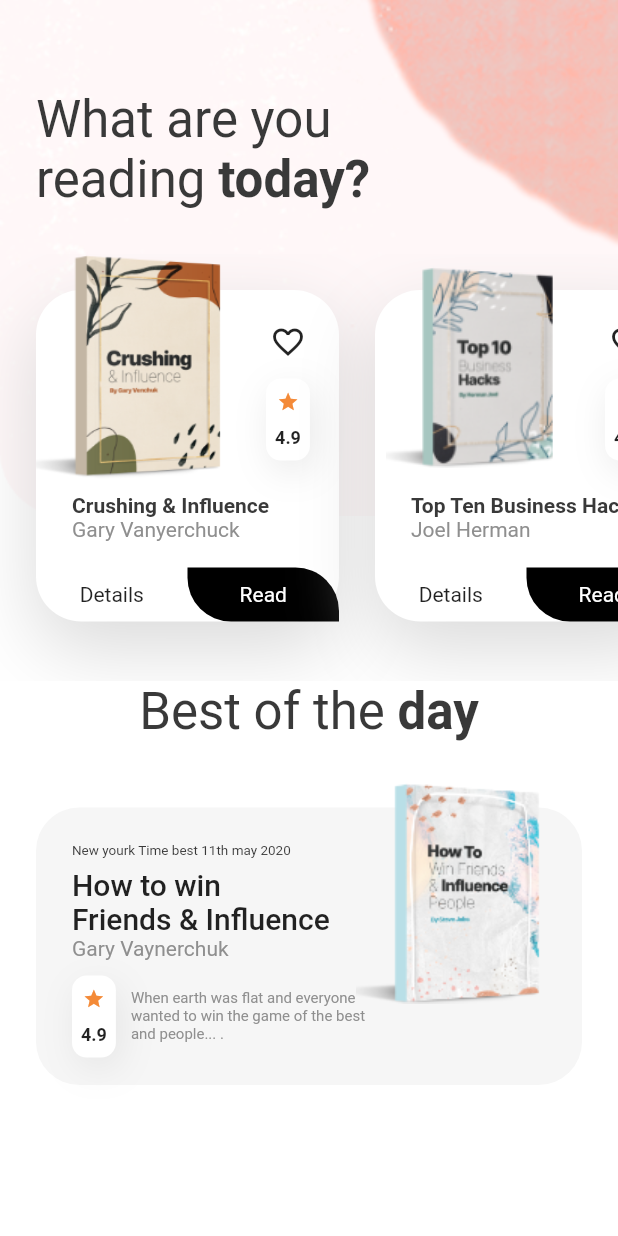
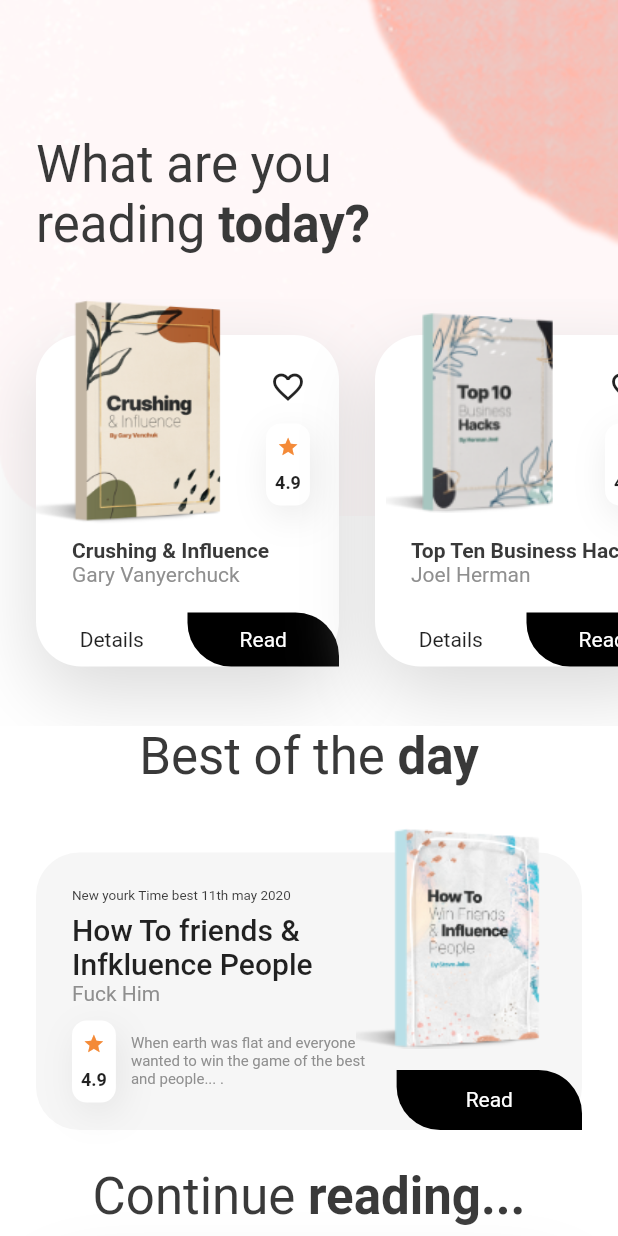
Before and after one commit to nouhben/iqraa, a Flutter app: the HomeScreen screen opened directly, on a phone screen of 412 x 824 dp. Run offline on Flutter 3.47's test engine with Material 2 defaults, Android fonts, the phone set to English and light mode, and no system bars.

Commit message:
best of the day card

```diff
--- a/lib/screens/home/home_screen.dart
+++ b/lib/screens/home/home_screen.dart
@@ -1,4 +1,5 @@
 import 'package:flutter/material.dart';
+import 'package:iqraa/components/tow_side_round_button.dart';
 import 'package:iqraa/constants.dart';
 import 'package:iqraa/models/book.dart';
 import 'package:iqraa/screens/home/components/book_rating.dart';
@@ -9,7 +10,11 @@
   @override
   Widget build(BuildContext context) {
     return Scaffold(
-      body: Container(
+      body: SingleChildScrollView(
+        child: Column(
+          crossAxisAlignment: CrossAxisAlignment.start,
+          children: [
+            Container(
               width: double.infinity,
               decoration: BoxDecoration(
                 image: DecorationImage(
@@ -20,6 +25,7 @@
                   alignment: Alignment.topCenter,
                 ),
               ),
+              padding: EdgeInsets.only(top: 30),
               child: Column(
                 crossAxisAlignment: CrossAxisAlignment.start,
                 children: [
@@ -70,7 +76,115 @@
                             ],
                           ),
                         ),
+                        BestOfDayCard(
+                          book: books[2],
+                        ),
+                        RichText(
+                          text: TextSpan(
+                            style: Theme.of(context).textTheme.headline4,
+                            children: [
+                              TextSpan(text: 'Continue '),
+                              TextSpan(
+                                text: 'reading...',
+                                style: TextStyle(fontWeight: FontWeight.bold),
+                              ),
+                            ],
+                          ),
+                        ),
+                        SizedBox(height: 20.0),
                         Container(
+                          height: 80.0,
+                          width: double.infinity,
+                          decoration: BoxDecoration(
+                            color: Colors.white,
+                            borderRadius: BorderRadius.circular(39.0),
+                            boxShadow: [
+                              BoxShadow(
+                                offset: Offset(0, 18),
+                                blurRadius: 40,
+                                //spreadRadius: -12,
+                                color: Color(0xffD3D3D3).withOpacity(0.85),
+                              ),
+                            ],
+                          ),
+                          child: ClipRRect(
+                            borderRadius: BorderRadius.circular(39),
+                            child: Column(
+                              crossAxisAlignment: CrossAxisAlignment.start,
+                              children: [
+                                Expanded(
+                                  child: Padding(
+                                    padding: EdgeInsets.only(left: 28.0, right: 20),
+                                    child: Row(
+                                      children: [
+                                        Expanded(
+                                          child: Column(
+                                            mainAxisAlignment: MainAxisAlignment.end,
+                                            crossAxisAlignment: CrossAxisAlignment.start,
+                                            children: [
+                                              Text(
+                                                books[0].title,
+                                                style: TextStyle(fontWeight: FontWeight.bold),
+                                              ),
+                                              Text(
+                                                books[0].author,
+                                                style: TextStyle(color: kLightBlackColor),
+                                              ),
+                                              Align(
+                                                alignment: Alignment.bottomRight,
+                                                child: Text(
+                                                  'Chapter 7 of 10',
+                                                  style: TextStyle(color: kLightBlackColor, fontSize: 10),
+                                                ),
+                                              ),
+                                              SizedBox(height: 6),
+                                            ],
+                                          ),
+                                        ),
+                                        Image.asset(books[0].image),
+                                      ],
+                                    ),
+                                  ),
+                                ),
+                                Container(
+                                  width: SizeConfig.screenWidth * 0.6,
+                                  height: 7.0,
+                                  decoration: BoxDecoration(
+                                    color: kProgressIndicator,
+                                    borderRadius: BorderRadius.circular(7.0),
+                                  ),
+                                ),
+                              ],
+                            ),
+                          ),
+                        ),
+                        SizedBox(height: 40.0),
+                      ],
+                    ),
+                  )
+                ],
+              ),
+            ),
+          ],
+        ),
+      ),
+    );
+  }
+}
+
+class BestOfDayCard extends StatelessWidget {
+  final Book book;
+  final String marketingText, quotFromText;
+  const BestOfDayCard({
+    Key key,
+    @required this.book,
+    this.marketingText,
+    this.quotFromText,
+  }) : super(key: key);
+
+  @override
+  Widget build(BuildContext context) {
+    return Container(
       margin: EdgeInsets.symmetric(vertical: 24),
       height: 205,
       width: double.infinity,
@@ -97,16 +211,16 @@
                 crossAxisAlignment: CrossAxisAlignment.start,
                 children: [
                   Text(
-                                  'New yourk Time best 11th may 2020',
+                    this.marketingText ?? 'New yourk Time best 11th may 2020',
                     style: TextStyle(color: kBlackColor, fontSize: 9.0),
                   ),
                   SizedBox(height: 5.0),
                   Text(
-                                  'How to win\nFriends & Influence',
+                    book.title,
                     style: Theme.of(context).textTheme.headline6,
                   ),
                   Text(
-                                  'Gary Vaynerchuk',
+                    book.author,
                     style: TextStyle(color: kLightBlackColor),
                   ),
                   SizedBox(height: 10.0),
@@ -116,7 +230,7 @@
                       SizedBox(width: 10.0),
                       Expanded(
                         child: Text(
-                                        'When earth was flat and everyone wanted to win the game of the best and people... .',
+                          this.quotFromText ?? 'When earth was flat and everyone wanted to win the game of the best and people... .',
                           maxLines: 3,
                           overflow: TextOverflow.ellipsis,
                           style: TextStyle(fontSize: 10.0, color: kLightBlackColor),
@@ -136,15 +250,20 @@
               width: SizeConfig.screenWidth * 0.37,
             ),
           ),
-                      ],
+          Positioned(
+            bottom: 0,
+            right: 0,
+            child: SizedBox(
+              height: 40.0,
+              width: SizeConfig.screenWidth * 0.3,
+              child: TowSideRoundButton(
+                text: 'Read',
+                onPress: () {},
               ),
-                  ),
-                ],
             ),
           )
         ],
       ),
-      ),
     );
   }
 }
```
Lines whose indentation alone changed are shown as unchanged.
